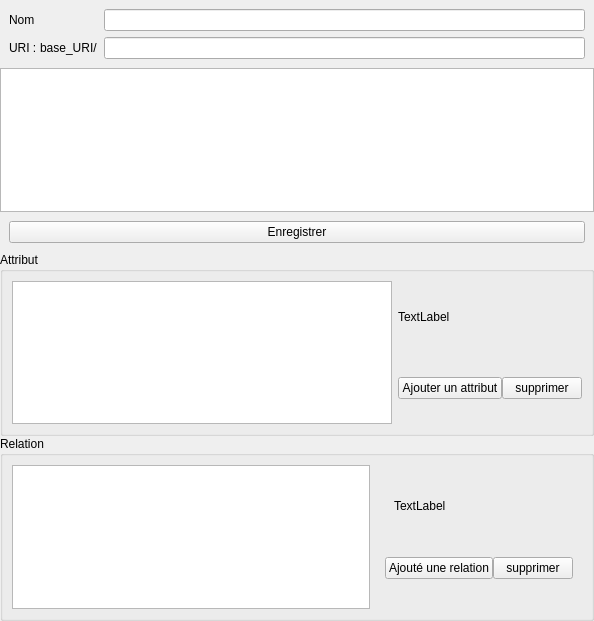
The window that charactersDB/src/ui/ui_files/char_form.ui (GaelPICOT/charactersDB) describes before a commit, drawn with Qt 5.
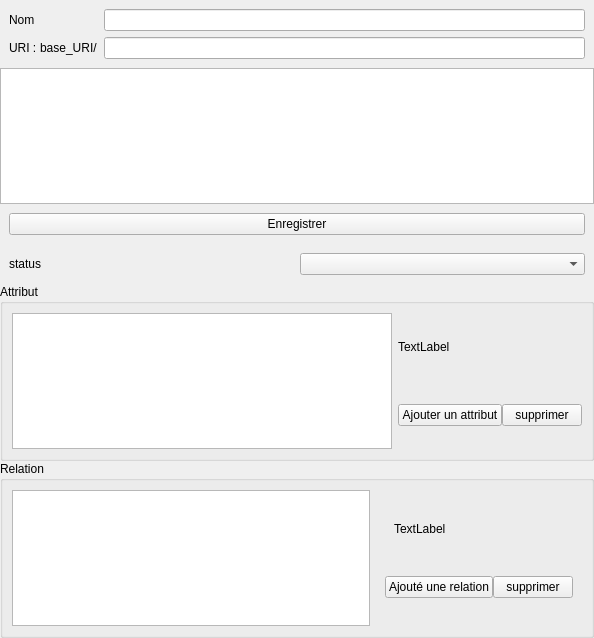
The same window after the commit.

Commit message: save defaul status in option database

```diff
--- a/charactersDB/src/ui/ui_files/char_form.ui
+++ b/charactersDB/src/ui/ui_files/char_form.ui
@@ -7,7 +7,7 @@
     <x>0</x>
     <y>0</y>
     <width>594</width>
-    <height>621</height>
+    <height>638</height>
    </rect>
   </property>
   <property name="windowTitle">
@@ -107,6 +107,22 @@
      </layout>
     </widget>
    </item>
+   <item>
+    <widget class="QWidget" name="widget_10" native="true">
+     <layout class="QHBoxLayout" name="horizontalLayout_7">
+      <item>
+       <widget class="QLabel" name="label_5">
+        <property name="text">
+         <string>status</string>
+        </property>
+       </widget>
+      </item>
+      <item>
+       <widget class="QComboBox" name="status_combo"/>
+      </item>
+     </layout>
+    </widget>
+   </item>
    <item>
     <widget class="QGroupBox" name="groupBox">
      <property name="title">
```
The commit also changes 1 other file.
